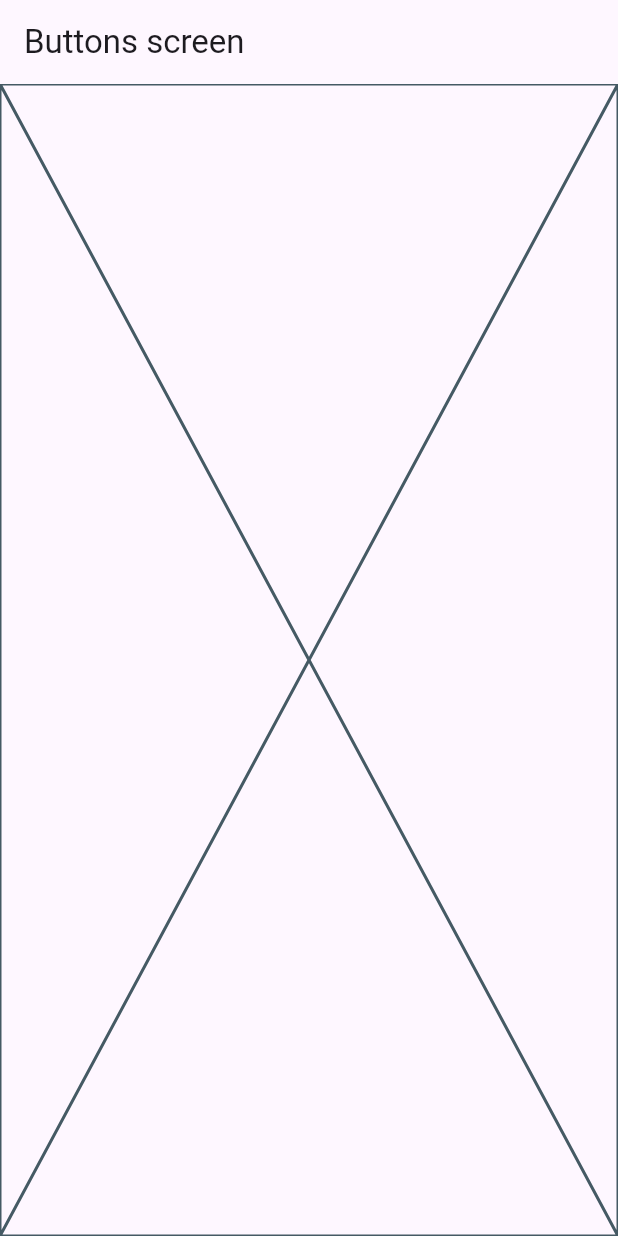
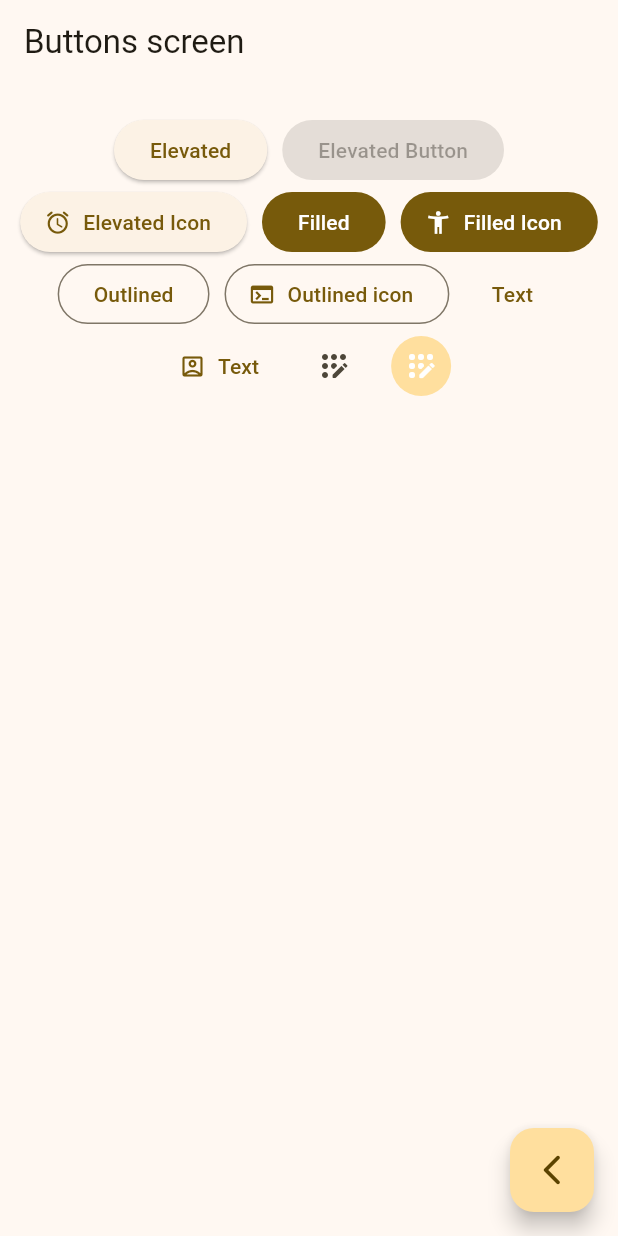
Before and after one commit to Keb-Manuel/widgets_app, a Flutter app: the ButtonsScreen screen opened by its route, on a phone screen of 412 x 824 dp. Run offline on Flutter 3.47's test engine with Material 3 defaults, Android fonts, the phone set to English and light mode, and no system bars; our stand-ins replace go_router.

Commit message:
commit of the different buttons

```diff
--- a/lib/main.dart
+++ b/lib/main.dart
@@ -13,7 +13,7 @@ class MainApp extends StatelessWidget {
     return MaterialApp.router(
       routerConfig: appRouter,
       debugShowCheckedModeBanner: false,
-      theme: AppTheme(selectedColor: 5).getThem(),
+      theme: AppTheme(selectedColor: 8).getThem(),
     );
   }
 }
--- a/lib/presentation/screens/buttons/buttons_screen.dart
+++ b/lib/presentation/screens/buttons/buttons_screen.dart
@@ -1,7 +1,9 @@
 import 'package:flutter/material.dart';
+import 'package:go_router/go_router.dart';
 
 class ButtonsScreen extends StatelessWidget {
   static const name = 'Buttons_Screen';
+
   const ButtonsScreen({super.key});
 
   @override
@@ -10,7 +12,50 @@ class ButtonsScreen extends StatelessWidget {
       appBar: AppBar(
         title: const Text("Buttons screen"),
       ),
-      body: Placeholder(),
+      body: const _ButtonsView(),
+      floatingActionButton: FloatingActionButton(
+        child: Icon(Icons.arrow_back_ios_new_rounded),
+        onPressed: () {
+          context.pop();
+        },
+      ),
     );
   }
 }
+
+class _ButtonsView extends StatelessWidget {
+  const _ButtonsView();
+
+  @override
+  Widget build(BuildContext context) {
+    final colors = Theme.of(context).colorScheme;
+    return SizedBox(
+      width: double.infinity,
+      child: Padding(
+        padding: const EdgeInsets.symmetric(horizontal: 10, vertical: 20),
+        child: Wrap(
+          spacing: 10,
+          alignment: WrapAlignment.center,
+          children: [
+            ElevatedButton(onPressed: (){}, child: const Text("Elevated")),
+            const ElevatedButton(onPressed: null, child: const Text("Elevated Button")),
+            ElevatedButton.icon(onPressed: (){}, icon: Icon(Icons.access_alarm_rounded), label: const Text("Elevated Icon")),
+            FilledButton(onPressed: (){}, child: const Text("Filled")),
+            FilledButton.icon(onPressed: (){}, icon: Icon(Icons.accessibility_new) ,label: const Text("Filled Icon")),
+            OutlinedButton(onPressed: (){}, child: const Text("Outlined")),
+            OutlinedButton.icon(onPressed: (){}, icon: Icon(Icons.terminal) ,label: const Text("Outlined icon")),
+            TextButton(onPressed: (){}, child: const Text("Text")),
+            TextButton.icon(onPressed: (){}, icon: Icon(Icons.account_box_outlined) ,label: const Text("Text")),
+
+            //Todo: Custom button
+
+            IconButton(onPressed: (){}, icon: Icon(Icons.app_registration_rounded)),
+            IconButton(onPressed: (){}, icon: const Icon(Icons.app_registration_rounded), style: ButtonStyle(
+              backgroundColor: MaterialStatePropertyAll(colors.primaryContainer),
+              iconColor: const MaterialStatePropertyAll(Colors.white)))
+          ],
+        ),
+      ),
+    );
+  }
+}
--- a/lib/presentation/screens/home/home_screen.dart
+++ b/lib/presentation/screens/home/home_screen.dart
@@ -55,8 +55,8 @@ class _CustomListTile extends StatelessWidget {
       title: Text(menuItem.title),
       subtitle: Text(menuItem.subTitle),
       onTap: () {
-        //context.push(menuItem.link);
-        context.pushNamed(CardsScreen.name);
+        context.push(menuItem.link);
+        //context.pushNamed(CardsScreen.name);
       },
     );
   }
```
